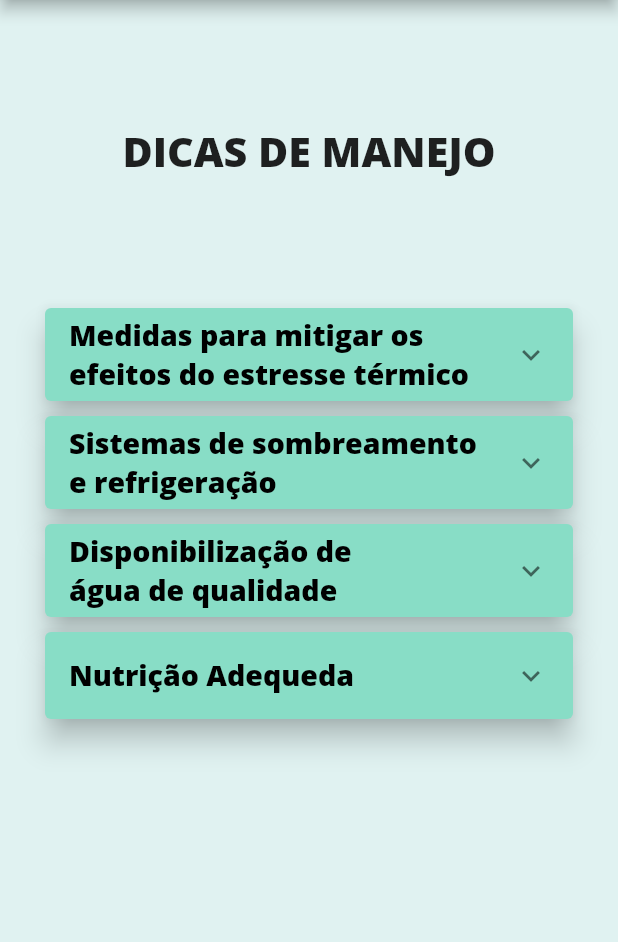
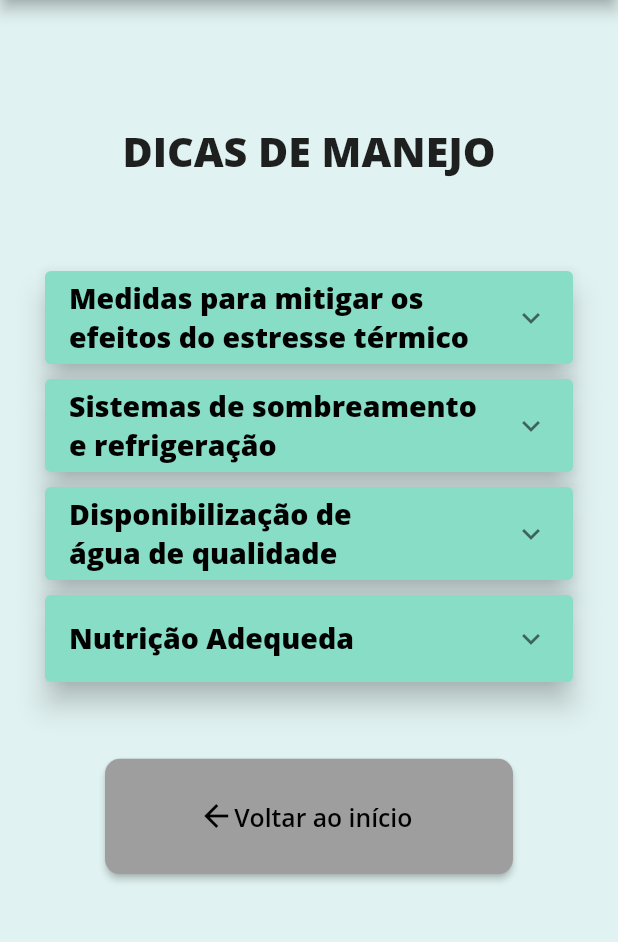
Before and after one commit to GabrielaMP00/app-bovconfort, a Flutter app: the Mitigar_Efeitos screen opened directly, on a phone screen of 412 x 824 dp, the part 84-1026 px from its top. Run offline on Flutter 3.47's test engine with Material 2 defaults, Android fonts, the phone set to English and light mode, and no system bars; our stand-ins replace auto_size_text, google_fonts, sizer, webview_flutter.

Commit message:
fundo verde

```diff
--- a/lib/Tabela.dart
+++ b/lib/Tabela.dart
@@ -24,6 +24,7 @@ class _HomeState extends State<Tabela> {
         MediaQuery.of(context).padding.top;
     return Scaffold(
       appBar: appBar,
+      backgroundColor: Colors.teal[50],
       body: Center(
         child: InteractiveViewer(
           clipBehavior: Clip.none,
--- a/lib/efeito_stress.dart
+++ b/lib/efeito_stress.dart
@@ -24,6 +24,7 @@ class _HomeState extends State<Efeito_Stress> {
         MediaQuery.of(context).padding.top;
     return Scaffold(
       appBar: appBar,
+      backgroundColor: Colors.teal[50],
       body: Center(
         child: InteractiveViewer(
           clipBehavior: Clip.none,
--- a/lib/mitigar_efeitos.dart
+++ b/lib/mitigar_efeitos.dart
@@ -22,6 +22,14 @@ class _Mitigar_EfeitosState extends State<Mitigar_Efeitos> {
     var size = MediaQuery.of(context).size;
     var screenHeight = (size.height - appBar.preferredSize.height) -
         MediaQuery.of(context).padding.top;
+    final ButtonStyle botaoCalcular = ElevatedButton.styleFrom(
+        foregroundColor: Colors.black,
+        backgroundColor: Colors.grey,
+        minimumSize: const Size(88, 36),
+        padding: const EdgeInsets.symmetric(horizontal: 16),
+        shape: const RoundedRectangleBorder(
+          borderRadius: BorderRadius.all(Radius.circular(10)),
+        ));
     return Scaffold(
       appBar: appBar,
       backgroundColor: Colors.teal[50],
@@ -39,7 +47,7 @@ class _Mitigar_EfeitosState extends State<Mitigar_Efeitos> {
                   fontFamily: "OpenSans",
                   fontWeight: FontWeight.w800)),
         ),
-        SizedBox(height: size.height * .05),
+        SizedBox(height: size.height * .02),
         Card(
           color: Color.fromRGBO(136, 221, 198, 1),
           margin: const EdgeInsets.only(left: 30, right: 30, top: 5, bottom: 5),
@@ -167,7 +175,37 @@ class _Mitigar_EfeitosState extends State<Mitigar_Efeitos> {
             ],
           ),
         ),
-        SizedBox(height: size.height * .2),
+        SizedBox(height: size.height * .05),
+        Container(
+                width: size.width * .5,
+                height: screenHeight * .1,
+                margin: const EdgeInsets.only(left: 70, right: 70, top: 5, bottom: 5),
+                child: ElevatedButton(
+                  style: botaoCalcular,
+                  onPressed: () {
+                    Navigator.of(context).popUntil((route) => route.isFirst);
+                  },
+                  child: Row(
+                    mainAxisSize: MainAxisSize.min,
+                    children: [
+                      Icon(
+                        // <-- Icon
+                        Icons.arrow_back,
+                        size: 24.0,
+                      ),
+                      Text('Voltar ao início',
+                          textAlign: TextAlign.center,
+                          style: TextStyle(
+                            fontSize: 12.sp,
+                            fontWeight: FontWeight.w600,
+                          )), // <-- Text
+                      SizedBox(
+                        width: 5,
+                      ),
+                    ],
+                  ),
+                ),
+              ),
       ])),
     );
   }
```
Also changed, not shown: lib/resultado_leite.dart (+40 -11 lines).
